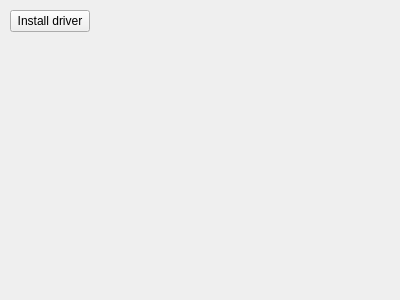
Qt form qsettings.ui (eliboa/TegraRcmGUI) before a commit.
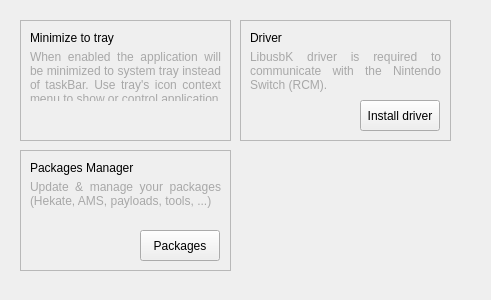
The same form after that commit.

The edit to the form file:
```diff
--- a/qsettings.ui
+++ b/qsettings.ui
@@ -6,25 +6,214 @@
    <rect>
     <x>0</x>
     <y>0</y>
-    <width>400</width>
+    <width>491</width>
     <height>300</height>
    </rect>
   </property>
   <property name="windowTitle">
    <string>Form</string>
   </property>
-  <widget class="QPushButton" name="installDriverButton">
+  <widget class="QFrame" name="minTrayFrame">
    <property name="geometry">
     <rect>
-     <x>10</x>
-     <y>10</y>
-     <width>80</width>
-     <height>22</height>
+     <x>20</x>
+     <y>20</y>
+     <width>211</width>
+     <height>121</height>
     </rect>
    </property>
-   <property name="text">
-    <string>Install driver</string>
+   <property name="frameShape">
+    <enum>QFrame::StyledPanel</enum>
    </property>
+   <property name="frameShadow">
+    <enum>QFrame::Raised</enum>
+   </property>
+   <widget class="QLabel" name="minTrayLbl">
+    <property name="geometry">
+     <rect>
+      <x>10</x>
+      <y>10</y>
+      <width>191</width>
+      <height>16</height>
+     </rect>
+    </property>
+    <property name="text">
+     <string>Minimize to tray</string>
+    </property>
+    <property name="alignment">
+     <set>Qt::AlignLeading|Qt::AlignLeft|Qt::AlignVCenter</set>
+    </property>
+   </widget>
+   <widget class="QWidget" name="horizontalLayoutWidget">
+    <property name="geometry">
+     <rect>
+      <x>150</x>
+      <y>80</y>
+      <width>51</width>
+      <height>31</height>
+     </rect>
+    </property>
+    <layout class="QHBoxLayout" name="minTrayLayout"/>
+   </widget>
+   <widget class="QLabel" name="minTrayDescLbl">
+    <property name="geometry">
+     <rect>
+      <x>10</x>
+      <y>30</y>
+      <width>191</width>
+      <height>51</height>
+     </rect>
+    </property>
+    <property name="styleSheet">
+     <string notr="true">font:  7.5pt &quot;Rubik&quot;;
+color: rgb(168, 168, 168);</string>
+    </property>
+    <property name="text">
+     <string>When enabled the application will be minimized to system tray instead of taskBar. Use tray's icon context menu to show or control application</string>
+    </property>
+    <property name="alignment">
+     <set>Qt::AlignJustify|Qt::AlignTop</set>
+    </property>
+    <property name="wordWrap">
+     <bool>true</bool>
+    </property>
+   </widget>
+  </widget>
+  <widget class="QFrame" name="driverFrame">
+   <property name="geometry">
+    <rect>
+     <x>240</x>
+     <y>20</y>
+     <width>211</width>
+     <height>121</height>
+    </rect>
+   </property>
+   <property name="frameShape">
+    <enum>QFrame::StyledPanel</enum>
+   </property>
+   <property name="frameShadow">
+    <enum>QFrame::Raised</enum>
+   </property>
+   <widget class="QLabel" name="driverLbl">
+    <property name="geometry">
+     <rect>
+      <x>10</x>
+      <y>10</y>
+      <width>191</width>
+      <height>16</height>
+     </rect>
+    </property>
+    <property name="text">
+     <string>Driver</string>
+    </property>
+    <property name="alignment">
+     <set>Qt::AlignLeading|Qt::AlignLeft|Qt::AlignVCenter</set>
+    </property>
+   </widget>
+   <widget class="QLabel" name="driverDescLbl">
+    <property name="geometry">
+     <rect>
+      <x>10</x>
+      <y>30</y>
+      <width>191</width>
+      <height>51</height>
+     </rect>
+    </property>
+    <property name="styleSheet">
+     <string notr="true">font:  7.5pt &quot;Rubik&quot;;
+color: rgb(168, 168, 168);</string>
+    </property>
+    <property name="text">
+     <string>LibusbK driver is required to communicate with the Nintendo Switch (RCM).</string>
+    </property>
+    <property name="alignment">
+     <set>Qt::AlignJustify|Qt::AlignTop</set>
+    </property>
+    <property name="wordWrap">
+     <bool>true</bool>
+    </property>
+   </widget>
+   <widget class="QPushButton" name="installDriverButton">
+    <property name="geometry">
+     <rect>
+      <x>120</x>
+      <y>80</y>
+      <width>80</width>
+      <height>31</height>
+     </rect>
+    </property>
+    <property name="text">
+     <string>Install driver</string>
+    </property>
+   </widget>
+  </widget>
+  <widget class="QFrame" name="PkgmFrame">
+   <property name="geometry">
+    <rect>
+     <x>20</x>
+     <y>150</y>
+     <width>211</width>
+     <height>121</height>
+    </rect>
+   </property>
+   <property name="frameShape">
+    <enum>QFrame::StyledPanel</enum>
+   </property>
+   <property name="frameShadow">
+    <enum>QFrame::Raised</enum>
+   </property>
+   <widget class="QLabel" name="PkgmLbl">
+    <property name="geometry">
+     <rect>
+      <x>10</x>
+      <y>10</y>
+      <width>191</width>
+      <height>16</height>
+     </rect>
+    </property>
+    <property name="text">
+     <string>Packages Manager</string>
+    </property>
+    <property name="alignment">
+     <set>Qt::AlignLeading|Qt::AlignLeft|Qt::AlignVCenter</set>
+    </property>
+   </widget>
+   <widget class="QLabel" name="PkgmDescLbl">
+    <property name="geometry">
+     <rect>
+      <x>10</x>
+      <y>30</y>
+      <width>191</width>
+      <height>51</height>
+     </rect>
+    </property>
+    <property name="styleSheet">
+     <string notr="true">font:  7.5pt &quot;Rubik&quot;;
+color: rgb(168, 168, 168);</string>
+    </property>
+    <property name="text">
+     <string>Update &amp; manage your packages (Hekate, AMS, payloads, tools, ...)</string>
+    </property>
+    <property name="alignment">
+     <set>Qt::AlignJustify|Qt::AlignTop</set>
+    </property>
+    <property name="wordWrap">
+     <bool>true</bool>
+    </property>
+   </widget>
+   <widget class="QPushButton" name="packagesButton">
+    <property name="geometry">
+     <rect>
+      <x>120</x>
+      <y>80</y>
+      <width>80</width>
+      <height>31</height>
+     </rect>
+    </property>
+    <property name="text">
+     <string>Packages</string>
+    </property>
+   </widget>
   </widget>
  </widget>
  <resources/>
```
